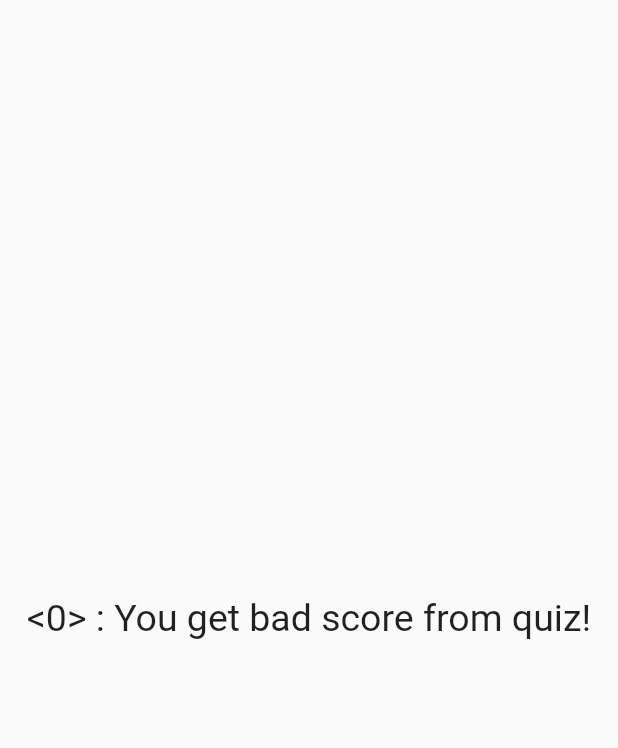
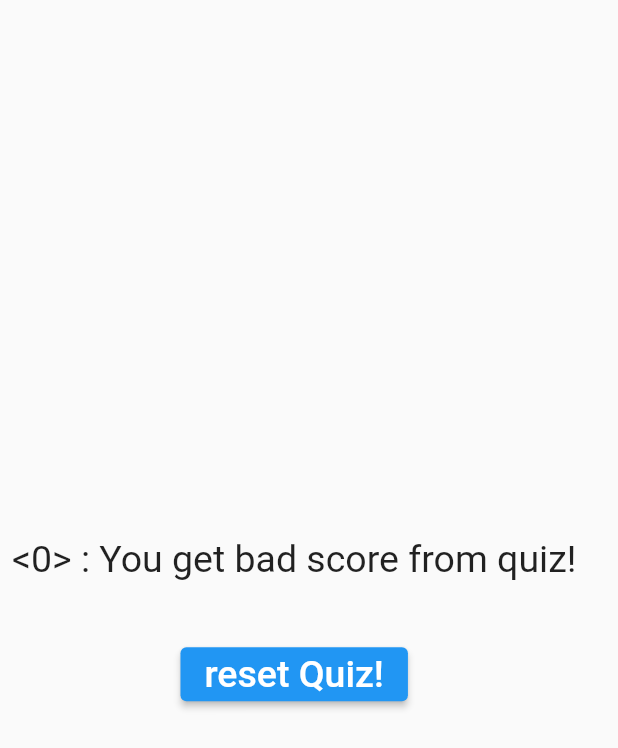
Before and after one commit to hosseinvejdani/first_app, a Flutter app: the Result widget shown alone on an empty page, opened directly with empty values, on a phone screen of 412 x 824 dp. Shown: the top 748 px of the screen. Run offline on Flutter 3.47's test engine with Material 2 defaults, Android fonts, the phone set to English and light mode, and no system bars.

Commit message:
add reset quiz button to result widget

```diff
--- a/lib/main.dart
+++ b/lib/main.dart
@@ -54,6 +54,13 @@ class _MyAppState extends State<MyApp> {
   // ignore: unused_field
   var _totalScore = 0;
 
+  void _resetQuiz() {
+    setState(() {
+      _qindex = 0;
+      _totalScore = 0;
+    });
+  }
+
   void _chooseOption(int score) {
     _totalScore += score;
 
@@ -76,7 +83,7 @@ class _MyAppState extends State<MyApp> {
                 questions: _questions,
                 qindex: _qindex,
               )
-            : Result(totalScore: _totalScore),
+            : Result(totalScore: _totalScore, resetHandler: _resetQuiz),
       ),
     );
   }
--- a/lib/result.dart
+++ b/lib/result.dart
@@ -2,7 +2,9 @@ import 'package:flutter/material.dart';
 
 class Result extends StatelessWidget {
   final int totalScore;
-  const Result({Key? key, required this.totalScore}) : super(key: key);
+  final VoidCallback resetHandler;
+  const Result({Key? key, required this.totalScore, required this.resetHandler})
+      : super(key: key);
 
   String get quizeResult {
     String msg;
@@ -20,11 +22,30 @@ class Result extends StatelessWidget {
 
   @override
   Widget build(BuildContext context) {
-    return Center(
-      child: Text(
-        quizeResult,
-        style: TextStyle(fontSize: 25.0),
-      ),
+    return Column(
+      mainAxisAlignment: MainAxisAlignment.center,
+      crossAxisAlignment: CrossAxisAlignment.center,
+      children: [
+        Padding(
+          padding: const EdgeInsets.all(8.0),
+          child: Text(
+            quizeResult,
+            style: TextStyle(fontSize: 25.0),
+            textAlign: TextAlign.center,
+          ),
+        ),
+        SizedBox(
+          height: 30,
+        ),
+        ElevatedButton(
+            onPressed: resetHandler,
+            child: Text(
+              'reset Quiz!',
+              style: TextStyle(
+                fontSize: 25,
+              ),
+            ))
+      ],
     );
   }
 }
```
